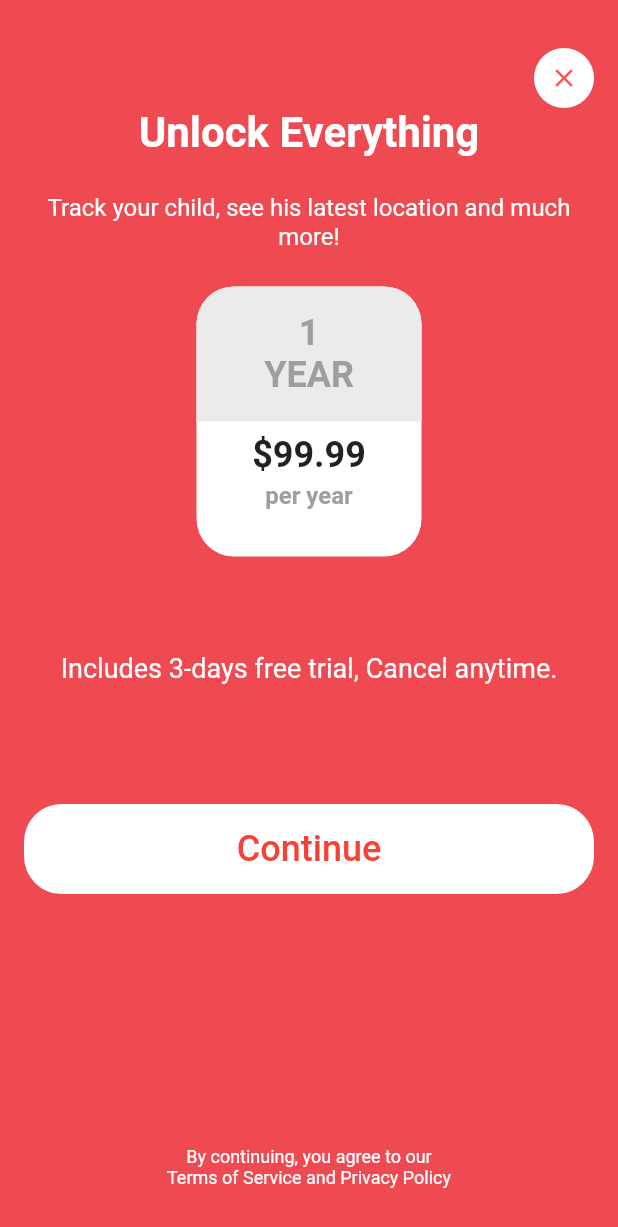
After one commit to kdokhanx98/spoty, a Flutter app: the MapScreen screen opened by its route, after a tap on "Start Tracking", on a phone screen of 412 x 824 dp. The commit adds this screen. Shown: the top 1227 px of the screen. Run offline on Flutter 3.47's test engine with Material 2 defaults, Android fonts, the phone set to English and light mode, and no system bars; our stand-ins replace geolocator, google_maps_flutter, hexcolor, introduction_screen, pin_code_fields, splashscreen and 1 more.

Commit message:
subscription screen

```diff
--- a/lib/main.dart
+++ b/lib/main.dart
@@ -5,6 +5,7 @@ import 'package:spoty/screens/getcode_screen.dart';
 import 'package:spoty/screens/initial_profile.dart';
 import 'package:spoty/screens/map_screen.dart';
 import 'package:spoty/screens/signup_screen.dart';
+import 'package:spoty/screens/subscription_screen.dart';
 import 'package:spoty/screens/welcome_screen.dart';
 
 void main() {
@@ -34,6 +35,7 @@ class MyApp extends StatelessWidget {
         GetCode.routeName: (context) => GetCode(),
         InitialProfile.routeName: (context) => InitialProfile(),
         MapScreen.routeName: (context) => MapScreen(),
+        SubscriptionScreen.routeName: (context) => SubscriptionScreen(),
       },
     );
   }
--- a/lib/screens/map_screen.dart
+++ b/lib/screens/map_screen.dart
@@ -2,6 +2,7 @@ import 'dart:async';
 import 'package:flutter/material.dart';
 import 'package:geolocator/geolocator.dart';
 import 'package:google_maps_flutter/google_maps_flutter.dart';
+import 'package:spoty/screens/subscription_screen.dart';
 
 class MapScreen extends StatefulWidget {
   static const routeName = '/MapScreen';
@@ -33,7 +34,10 @@ class _MapScreenState extends State<MapScreen> {
   Widget build(BuildContext context) {
 
     return  Scaffold(
-      body: GoogleMap(
+
+      body: Stack(
+        children: [
+          GoogleMap(
             zoomControlsEnabled: false,
             mapType: MapType.normal,
             markers: markers,
@@ -63,33 +67,57 @@ class _MapScreenState extends State<MapScreen> {
                 });
             },
           ),
-      floatingActionButton: FloatingActionButton(
+
+          Expanded(
+            child: Align(
+              alignment: FractionalOffset.bottomCenter,
+              child: Padding(
+                  padding: const EdgeInsets.only(bottom: 10.0, left: 44, right: 44),
+                  child: GestureDetector(
+                    onTap: (){
+                      Navigator.pushNamed(context, SubscriptionScreen.routeName);
+                    },
+                    child: Container(
+                      decoration: const BoxDecoration(
+                          borderRadius: BorderRadius.all(Radius.circular(10)),
+                        color: Colors.blueAccent,
+                      ),
+
+                      width: double.infinity,
+                      alignment: Alignment.center,
+                      height: 40,
+                      child:  const Text(
+                        'Start Tracking',
+                        style: TextStyle(color: Colors.white, fontSize: 17),
+                      ),
+                    ),
+                  ),
+              ),
+            ),
+          ),
+        ],
+      ),
+      floatingActionButton: Padding(
+        padding: const EdgeInsets.only(bottom: 44.0),
+        child: FloatingActionButton(
           onPressed: _goToCurrentPos,
           child: const Icon(Icons.my_location_rounded),
         ),
+      ),
     );
-  }
-
-  Future<void> getCurrentPos() async {
-    var position = await GeolocatorPlatform.instance
-        .getCurrentPosition(desiredAccuracy: LocationAccuracy.high);
-
-    setState(() {
-       _currentPosition = LatLng(position.latitude, position.longitude);
-    });
   }
 
 
   Future<LatLng> _goToCurrentPos() async {
     var position = await GeolocatorPlatform.instance
-        .getCurrentPosition(desiredAccuracy: LocationAccuracy.high);
-    LatLng currentPostion = LatLng(position.latitude, position.longitude);
+        .getCurrentPosition(desiredAccuracy: LocationAccuracy.best);
+    LatLng currentPosition = LatLng(position.latitude, position.longitude);
     final GoogleMapController controller = await _controller.future;
     controller.animateCamera(CameraUpdate.newCameraPosition(CameraPosition(
-      target: currentPostion,
+      target: currentPosition,
       zoom: 19.151926040649414,
     )));
 
-    return currentPostion;
+    return currentPosition;
   }
 }
--- /dev/null
+++ b/lib/screens/subscription_screen.dart
@@ -0,0 +1,165 @@
+import 'package:flutter/material.dart';
+import 'package:hexcolor/hexcolor.dart';
+
+class SubscriptionScreen extends StatelessWidget {
+  static const routeName = '/SubscriptionScreen';
+
+  @override
+  Widget build(BuildContext context) {
+    return Scaffold(
+      backgroundColor: HexColor("#EF4A51"),
+      body: SafeArea(
+        child: Padding(
+          padding: const EdgeInsets.only(top: 32.0),
+          child: Column(
+
+            // ignore: prefer_const_literals_to_create_immutables
+            children: [
+              Padding(
+                padding: const EdgeInsets.only(right: 16.0),
+                child: Row(
+                  mainAxisAlignment: MainAxisAlignment.end,
+                  children: [
+                    Container(
+                      width: 40,
+                      height: 40,
+                      decoration: const BoxDecoration(
+                        borderRadius: BorderRadius.all(Radius.circular(25)),
+                        color: Colors.white,
+                      ),
+
+                      child: IconButton(
+                        iconSize: 20,
+                        color: Colors.redAccent,
+                        onPressed: () {
+                        Navigator.pop(context);
+                      }, icon: const Icon(Icons.close),),
+                    ),
+                  ],
+                ),
+              ),
+
+              const Center(
+                child: Text("Unlock Everything",
+                  style:
+                  TextStyle(
+                      color: Colors.white,
+                      fontSize: 28,
+                      fontWeight: FontWeight.bold
+                  ),
+                ),
+              ),
+
+              const Padding(
+                padding: EdgeInsets.symmetric(horizontal: 16.0, vertical: 24),
+                child: Text(
+                  "Track your child, see his latest location and much more!",
+                  textAlign: TextAlign.center, style:
+                TextStyle(
+                  color: Colors.white,
+                  fontSize: 16,
+                ),),
+              ),
+
+              Container(
+                decoration: const BoxDecoration(
+                  color: Colors.white,
+                  borderRadius: BorderRadius.all(Radius.circular(25)),
+                ),
+                width: 150,
+                height: 180,
+                child: Column(
+                  children: [
+                    Container(
+                      width: double.infinity,
+                      height: 90,
+                    decoration:  BoxDecoration(
+                      color: HexColor("#EBEBEB"),
+                      borderRadius: const BorderRadius.only(topRight: Radius.circular(25), topLeft: Radius.circular(25)),
+                    ),
+                      child: const Padding(
+                        padding: EdgeInsets.all(8.0),
+                        child: Center(child:
+                        Text("1\nYEAR", textAlign: TextAlign.center, style: TextStyle(fontWeight: FontWeight.bold, fontSize: 24, color: Colors.grey),)
+                        ),
+                      ),
+                    ),
+                    const Spacer(),
+                     Container(
+                      height: 90,
+                      width: double.infinity,
+                      decoration: const BoxDecoration(
+                        borderRadius: BorderRadius.only(bottomRight: Radius.circular(25), bottomLeft: Radius.circular(25)),
+                      ),
+                      child:  Padding(
+                        padding: const EdgeInsets.all(8.0),
+                        child: Column(
+                          // ignore: prefer_const_literals_to_create_immutables
+                          children: [
+                             const Text("\$99.99", textAlign: TextAlign.center, style: TextStyle(fontWeight: FontWeight.bold, fontSize: 24),),
+                             const Padding(
+                               padding: EdgeInsets.only(top: 4.0),
+                               child:  Text("per year", textAlign: TextAlign.center, style: TextStyle(fontWeight: FontWeight.bold, fontSize: 16, color: Colors.grey),),
+                             ),
+
+                          ],
+                        ),
+                      ),
+                    ),
+
+                  ],
+                ),
+              ),
+
+              const Padding(
+                padding: EdgeInsets.symmetric(horizontal: 16.0, vertical: 64),
+                child: Text(
+                  "Includes 3-days free trial, Cancel anytime.",
+                  textAlign: TextAlign.center, style:
+                TextStyle(
+                  color: Colors.white,
+                  fontSize: 18,
+                ),),
+              ),
+
+               Padding(
+                 padding: const EdgeInsets.symmetric(horizontal: 16.0, vertical: 16),
+                 child: GestureDetector(
+                   onTap: (){
+                     print("continue clicked");
+                   },
+                   child: Container(
+                     height: 60,
+                     width: double.infinity,
+                     decoration: const BoxDecoration(
+                        borderRadius: BorderRadius.all(Radius.circular(25)),
+                       color: Colors.white,
+                     ),
+                    child: const Center(
+                      child:  Text(
+                        "Continue",
+                        style: TextStyle(color: Colors.red, fontSize: 24, fontWeight: FontWeight.w500),
+                      ),
+                    ),
+              ),
+                 ),
+               ),
+
+              const Spacer(),
+              const Padding(
+                padding: EdgeInsets.symmetric(horizontal: 32.0, vertical: 32),
+                child: Text(
+                  "By continuing, you agree to our\nTerms of Service and Privacy Policy",
+                  textAlign: TextAlign.center, style:
+                TextStyle(
+                  color: Colors.white,
+                  fontSize: 12,
+                ),),
+              ),
+            ],
+          ),
+        ),
+      ),
+    );
+  }
+}
--- a/pubspec.yaml
+++ b/pubspec.yaml
@@ -42,6 +42,7 @@ dependencies:
   pin_code_fields: ^7.2.0
   google_maps_flutter: ^2.0.6
   geolocator: ^7.2.0+1
+  in_app_purchase: ^1.0.6
 
 
 dev_dependencies:
```
Also changed, not shown: pubspec.lock. Lines whose indentation alone changed are shown as unchanged.
